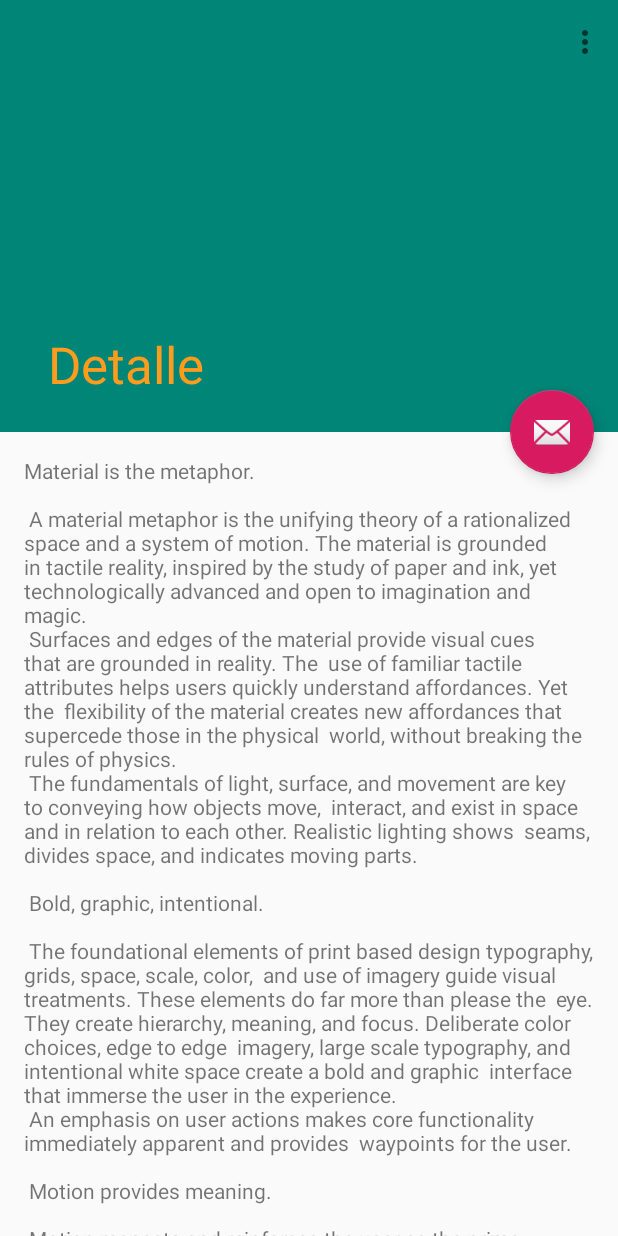
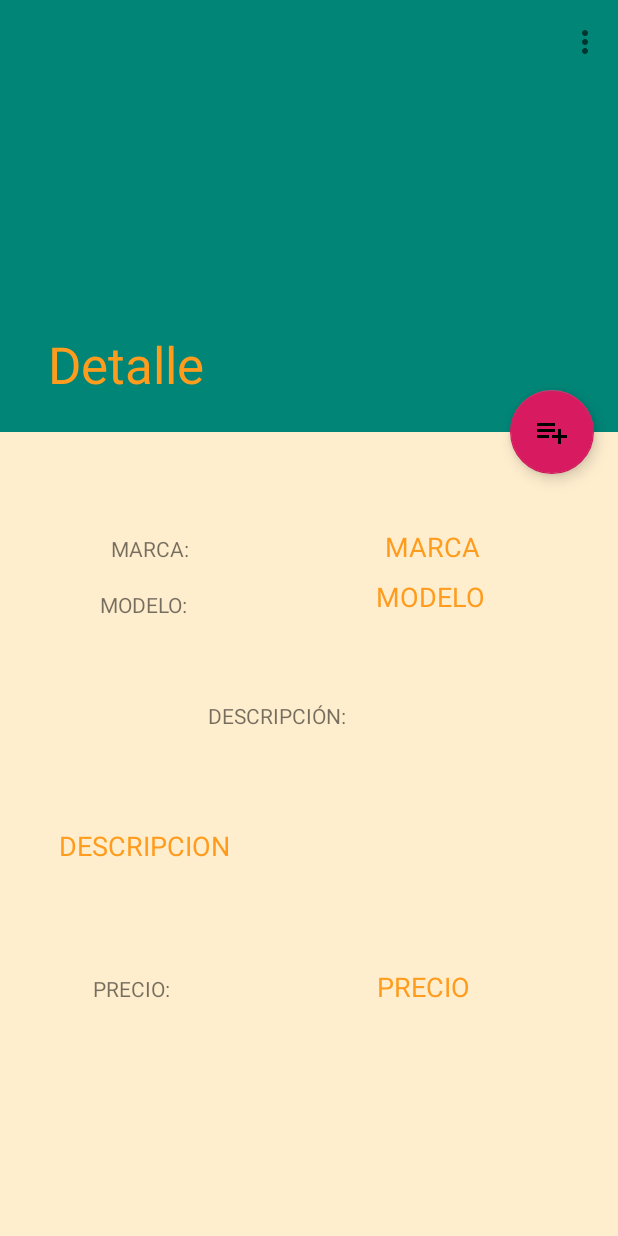
Before and after one commit to juansanluq/Concesionario, an Android app: the Detalle screen opened directly, with no data from a screen before it, on a phone screen of 412 x 824 dp. Run offline under Robolectric (Android 15) with nearby library versions, the phone set to English and light mode, and no system bars; 6 statements that could not run were skipped.

Commit message:
Modificar vehiculo nuevo

```diff
--- a/app/src/main/AndroidManifest.xml
+++ b/app/src/main/AndroidManifest.xml
@@ -13,7 +13,7 @@
         android:theme="@style/AppTheme">
         <activity
             android:name=".Principal"
-            android:label="@string/title_activity_principal"
+            android:label="Concesionario"
             android:theme="@style/AppTheme.NoActionBar">
             <intent-filter>
                 <action android:name="android.intent.action.MAIN" />
--- a/app/src/main/java/com/example/juan/concesionario/ConectorBBDD.java
+++ b/app/src/main/java/com/example/juan/concesionario/ConectorBBDD.java
@@ -93,7 +93,6 @@ public class ConectorBBDD extends SQLiteAssetHelper {
         ContentValues valores = new ContentValues();
         valores.put("marca", vehiculo.getMarca());
         valores.put("modelo", vehiculo.getModelo());
-        valores.put("imagen", vehiculo.getImagenBytes());
         valores.put("precio", vehiculo.getPrecio());
         valores.put("descripcion", vehiculo.getDescripcion());
         valores.put("nuevo", vehiculo.isNuevo());
--- a/app/src/main/java/com/example/juan/concesionario/Detalle.java
+++ b/app/src/main/java/com/example/juan/concesionario/Detalle.java
@@ -1,5 +1,7 @@
 package com.example.juan.concesionario;
 
+import android.app.Activity;
+import android.content.res.ColorStateList;
 import android.graphics.drawable.BitmapDrawable;
 import android.os.Bundle;
 import android.support.design.widget.AppBarLayout;
@@ -8,12 +10,21 @@ import android.support.design.widget.Snackbar;
 import android.support.v7.app.AppCompatActivity;
 import android.support.v7.widget.Toolbar;
 import android.view.Menu;
+import android.view.MenuItem;
 import android.view.View;
+import android.view.animation.Animation;
+import android.view.animation.AnimationUtils;
+import android.widget.EditText;
 import android.widget.ImageView;
 import android.widget.TextView;
 
+import javax.security.auth.PrivateCredentialPermission;
+
 public class Detalle extends AppCompatActivity {
     private AppBarLayout app_bar;
+    private EditText edtMarca, edtModelo, edtDescripcion, edtPrecio;
+    private FloatingActionButton fab;
+    private Animation animDesaparecer, animAparecer, animDesaparecerGuardar;
 
     @Override
     protected void onCreate(Bundle savedInstanceState) {
@@ -25,12 +36,81 @@ public class Detalle extends AppCompatActivity {
         app_bar.setBackground(new BitmapDrawable(getResources(), Principal.vehiculoDetalle.getImagenBitmap()));
         setSupportActionBar(toolbar);
 
-        FloatingActionButton fab = (FloatingActionButton) findViewById(R.id.fab);
+        edtMarca = findViewById(R.id.edtMarca);
+        edtModelo = findViewById(R.id.edtModelo);
+        edtDescripcion = findViewById(R.id.edtDescripcion);
+        edtPrecio = findViewById(R.id.edtPrecio);
+
+        edtMarca.setText(Principal.vehiculoDetalle.getMarca());
+        edtModelo.setText(Principal.vehiculoDetalle.getModelo());
+        edtDescripcion.setText(Principal.vehiculoDetalle.getDescripcion());
+        edtPrecio.setText(String.valueOf(Principal.vehiculoDetalle.getPrecio()));
+
+        animDesaparecer = AnimationUtils.loadAnimation(getApplicationContext(), R.anim.desaparecer);
+        animAparecer = AnimationUtils.loadAnimation(getApplicationContext(),R.anim.aparecer);
+        animDesaparecerGuardar = AnimationUtils.loadAnimation(getApplicationContext(),R.anim.desaparecer);
+
+
+        animDesaparecer.setAnimationListener(new Animation.AnimationListener() {
+            @Override
+            public void onAnimationStart(Animation animation) {
+
+            }
+
+            @Override
+            public void onAnimationEnd(Animation animation) {
+                fab.setBackgroundTintList(ColorStateList.valueOf(getResources().getColor(R.color.verde)));
+                fab.setImageResource(R.drawable.ic_save);
+                fab.startAnimation(animAparecer);
+            }
+
+            @Override
+            public void onAnimationRepeat(Animation animation) {
+
+            }
+        });
+
+        animDesaparecerGuardar.setAnimationListener(new Animation.AnimationListener() {
+            @Override
+            public void onAnimationStart(Animation animation) {
+
+            }
+
+            @Override
+            public void onAnimationEnd(Animation animation) {
+                fab.setBackgroundTintList(ColorStateList.valueOf(getResources().getColor(R.color.colorAccent)));
+                fab.setImageResource(R.drawable.ic_presupuesto);
+                fab.startAnimation(animAparecer);
+            }
+
+            @Override
+            public void onAnimationRepeat(Animation animation) {
+
+            }
+        });
+
+        /*edtMarca.setFocusable(false);
+        edtModelo.setFocusable(false);
+        edtDescripcion.setFocusable(false);
+        edtPrecio.setFocusable(false);*/
+
+
+
+        fab = (FloatingActionButton) findViewById(R.id.fab);
         fab.setOnClickListener(new View.OnClickListener() {
             @Override
             public void onClick(View view) {
-                Snackbar.make(view, "Replace with your own action", Snackbar.LENGTH_LONG)
-                        .setAction("Action", null).show();
+                fab.startAnimation(animDesaparecerGuardar);
+
+                Principal.vehiculoDetalle.setMarca(edtMarca.getText().toString());
+                Principal.vehiculoDetalle.setModelo(edtModelo.getText().toString());
+                Principal.vehiculoDetalle.setDescripcion(edtDescripcion.getText().toString());
+                Principal.vehiculoDetalle.setPrecio(Double.parseDouble(edtPrecio.getText().toString()));
+
+                Principal.baseDatos.modificarVehiculo(Principal.vehiculoDetalle);
+
+                setResult(Activity.RESULT_OK);
+                finish();
             }
         });
     }
@@ -41,4 +121,24 @@ public class Detalle extends AppCompatActivity {
         getMenuInflater().inflate(R.menu.menu_detalle, menu);
         return true;
     }
+
+    @Override
+    public boolean onOptionsItemSelected(MenuItem item) {
+        // Handle item selection
+        switch (item.getItemId()) {
+            case R.id.itModificar:
+                edtMarca.setFocusableInTouchMode(true);
+                edtModelo.setFocusableInTouchMode(true);
+                edtDescripcion.setFocusableInTouchMode(true);
+                edtPrecio.setFocusableInTouchMode(true);
+                edtMarca.requestFocus();
+                fab.startAnimation(animDesaparecer);
+                //fab.setBackgroundTintList(ColorStateList.valueOf(getResources().getColor(R.color.verde)));
+                //fab.startAnimation(animAparecer);
+
+                return true;
+            default:
+                return super.onOptionsItemSelected(item);
+        }
+    }
 }
--- a/app/src/main/java/com/example/juan/concesionario/Principal.java
+++ b/app/src/main/java/com/example/juan/concesionario/Principal.java
@@ -29,6 +29,9 @@ import java.util.List;
 
 public class Principal extends AppCompatActivity {
 
+    static final int PICK_CONTACT_REQUEST = 1;
+
+
     public static boolean pestañaNuevos = false;
     public static boolean pestañaOcasion = false;
     public static boolean pestañaExtras = false;
@@ -36,7 +39,10 @@ public class Principal extends AppCompatActivity {
     public static ArrayList<Vehiculo> lista_vehiculos;
     public static ArrayList<Vehiculo> lista_vehiculos_ocasion;
     public static ArrayList<Extra> lista_extras;
+    public static ConectorBBDD baseDatos;
     FloatingActionButton fab;
+    public static CochesAdapter adaptadorCoches;
+    public static ExtrasAdapter adaptadorExtras;
 
 
     /**
@@ -158,14 +164,12 @@ public class Principal extends AppCompatActivity {
             int numeroPestaña = getArguments().getInt(ARG_SECTION_NUMBER);
 
             ListView lv;
-            CochesAdapter adaptadorCoches;
-            ExtrasAdapter adaptadorExtras;
 
 
             lv = rootView.findViewById(R.id.lv);
             lv.setEmptyView(rootView.findViewById(R.id.emptyElement));
 
-            ConectorBBDD baseDatos = new ConectorBBDD(getContext());
+            baseDatos = new ConectorBBDD(getContext());
 
             if (numeroPestaña == 1)
             {
@@ -200,7 +204,7 @@ public class Principal extends AppCompatActivity {
                     {
                         vehiculoDetalle = lista_vehiculos.get(position);
                         Intent intent = new Intent(getContext(),Detalle.class);
-                        startActivity(intent);
+                        startActivityForResult(intent,PICK_CONTACT_REQUEST);
                     }
                 });
             }
@@ -218,6 +222,16 @@ public class Principal extends AppCompatActivity {
             }
 
             return rootView;
+        }
+    }
+    @Override
+    protected void onActivityResult(int requestCode, int resultCode, Intent data){
+        if (requestCode == PICK_CONTACT_REQUEST){
+            if (resultCode == RESULT_OK){
+
+                lista_vehiculos = baseDatos.recuperarVehiculosNuevos();
+                adaptadorCoches.notifyDataSetChanged();
+            }
         }
     }
 
--- /dev/null
+++ b/app/src/main/res/drawable/ic_presupuesto.xml
@@ -0,0 +1,4 @@
+<vector android:height="35dp" android:viewportHeight="24.0"
+    android:viewportWidth="24.0" android:width="35dp" xmlns:android="http://schemas.android.com/apk/res/android">
+    <path android:fillColor="#FF000000" android:pathData="M14,10L2,10v2h12v-2zM14,6L2,6v2h12L14,6zM18,14v-4h-2v4h-4v2h4v4h2v-4h4v-2h-4zM2,16h8v-2L2,14v2z"/>
+</vector>
--- /dev/null
+++ b/app/src/main/res/drawable/ic_save.xml
@@ -0,0 +1,4 @@
+<vector android:height="35dp" android:viewportHeight="24.0"
+    android:viewportWidth="24.0" android:width="35dp" xmlns:android="http://schemas.android.com/apk/res/android">
+    <path android:fillColor="#FF000000" android:pathData="M17,3L5,3c-1.11,0 -2,0.9 -2,2v14c0,1.1 0.89,2 2,2h14c1.1,0 2,-0.9 2,-2L21,7l-4,-4zM12,19c-1.66,0 -3,-1.34 -3,-3s1.34,-3 3,-3 3,1.34 3,3 -1.34,3 -3,3zM15,9L5,9L5,5h10v4z"/>
+</vector>
--- a/app/src/main/res/layout/activity_detalle.xml
+++ b/app/src/main/res/layout/activity_detalle.xml
@@ -43,6 +43,6 @@
         android:layout_margin="@dimen/fab_margin"
         app:layout_anchor="@id/app_bar"
         app:layout_anchorGravity="bottom|end"
-        app:srcCompat="@android:drawable/ic_dialog_email" />
+        app:srcCompat="@drawable/ic_presupuesto" />
 
 </android.support.design.widget.CoordinatorLayout>
--- a/app/src/main/res/layout/content_detalle.xml
+++ b/app/src/main/res/layout/content_detalle.xml
@@ -4,14 +4,125 @@
     xmlns:tools="http://schemas.android.com/tools"
     android:layout_width="match_parent"
     android:layout_height="match_parent"
+    android:background="@color/fondo_detalle"
+    android:fillViewport="true"
     app:layout_behavior="@string/appbar_scrolling_view_behavior"
     tools:context=".Detalle"
     tools:showIn="@layout/activity_detalle">
 
-    <TextView
-        android:layout_width="wrap_content"
-        android:layout_height="wrap_content"
-        android:layout_margin="@dimen/text_margin"
-        android:text="@string/large_text" />
+    <RelativeLayout
+        android:layout_width="match_parent"
+        android:layout_height="match_parent">
 
+        <TextView
+            android:id="@+id/textView3"
+            android:layout_width="wrap_content"
+            android:layout_height="wrap_content"
+            android:layout_alignParentStart="true"
+            android:layout_alignParentLeft="true"
+            android:layout_alignParentTop="true"
+            android:layout_marginStart="74dp"
+            android:layout_marginLeft="74dp"
+            android:layout_marginTop="68dp"
+            android:text="MARCA:" />
+
+        <TextView
+            android:id="@+id/textView4"
+            android:layout_width="wrap_content"
+            android:layout_height="wrap_content"
+            android:layout_alignStart="@+id/textView3"
+            android:layout_alignParentTop="true"
+            android:layout_marginStart="-7dp"
+            android:layout_marginTop="105dp"
+            android:text="MODELO:" />
+
+        <TextView
+            android:id="@+id/textView5"
+            android:layout_width="wrap_content"
+            android:layout_height="wrap_content"
+            android:layout_alignEnd="@+id/textView3"
+            android:layout_alignParentTop="true"
+            android:layout_marginTop="179dp"
+            android:layout_marginEnd="-104dp"
+            android:text="DESCRIPCIÓN:" />
+
+        <TextView
+            android:id="@+id/textView6"
+            android:layout_width="wrap_content"
+            android:layout_height="wrap_content"
+            android:layout_alignEnd="@+id/textView4"
+            android:layout_alignParentTop="true"
+            android:layout_marginTop="361dp"
+            android:layout_marginEnd="12dp"
+            android:text="PRECIO:" />
+
+        <EditText
+            android:id="@+id/edtMarca"
+            android:layout_width="160dp"
+            android:layout_height="wrap_content"
+            android:layout_alignParentTop="true"
+            android:layout_alignParentEnd="true"
+            android:layout_alignParentRight="true"
+            android:layout_marginTop="64dp"
+            android:layout_marginEnd="44dp"
+            android:layout_marginRight="44dp"
+            android:background="@null"
+            android:editable="false"
+            android:ems="10"
+            android:focusable="false"
+            android:gravity="center"
+            android:inputType="textPersonName"
+            android:text="MARCA" />
+
+        <EditText
+            android:id="@+id/edtModelo"
+            android:layout_width="160dp"
+            android:layout_height="wrap_content"
+            android:layout_alignParentTop="true"
+            android:layout_alignParentEnd="true"
+            android:layout_alignParentRight="true"
+            android:layout_marginTop="97dp"
+            android:layout_marginEnd="45dp"
+            android:layout_marginRight="45dp"
+            android:background="@null"
+            android:ems="10"
+            android:focusable="false"
+            android:gravity="center"
+            android:inputType="textPersonName"
+            android:text="MODELO" />
+
+        <EditText
+            android:id="@+id/edtPrecio"
+            android:layout_width="160dp"
+            android:layout_height="wrap_content"
+            android:layout_alignParentTop="true"
+            android:layout_alignParentEnd="true"
+            android:layout_alignParentRight="true"
+            android:layout_marginTop="357dp"
+            android:layout_marginEnd="50dp"
+            android:layout_marginRight="50dp"
+            android:background="@null"
+            android:ems="10"
+            android:focusable="false"
+            android:gravity="center"
+            android:inputType="numberDecimal"
+            android:text="PRECIO" />
+
+        <EditText
+            android:id="@+id/edtDescripcion"
+            android:layout_width="321dp"
+            android:layout_height="113dp"
+            android:layout_alignParentStart="true"
+            android:layout_alignParentLeft="true"
+            android:layout_alignParentTop="true"
+            android:layout_marginStart="39dp"
+            android:layout_marginLeft="39dp"
+            android:layout_marginTop="219dp"
+            android:background="@null"
+            android:ems="10"
+            android:focusable="false"
+            android:inputType="textMultiLine"
+            android:text="DESCRIPCION" />
+
+    </RelativeLayout>
 </android.support.v4.widget.NestedScrollView>
--- a/app/src/main/res/values/colors.xml
+++ b/app/src/main/res/values/colors.xml
@@ -4,4 +4,6 @@
     <color name="colorPrimaryDark">#00574B</color>
     <color name="colorAccent">#D81B60</color>
     <color name="naranja"> #FF9C1E </color>
+    <color name="fondo_detalle">#ffeece</color>
+    <color name="verde"> #65ff51 </color>
 </resources>
```
Also changed, not shown: app/src/main/res/anim/aparecer.xml (added, +11 -0 lines), app/src/main/res/anim/desaparecer.xml (added, +11 -0 lines).
